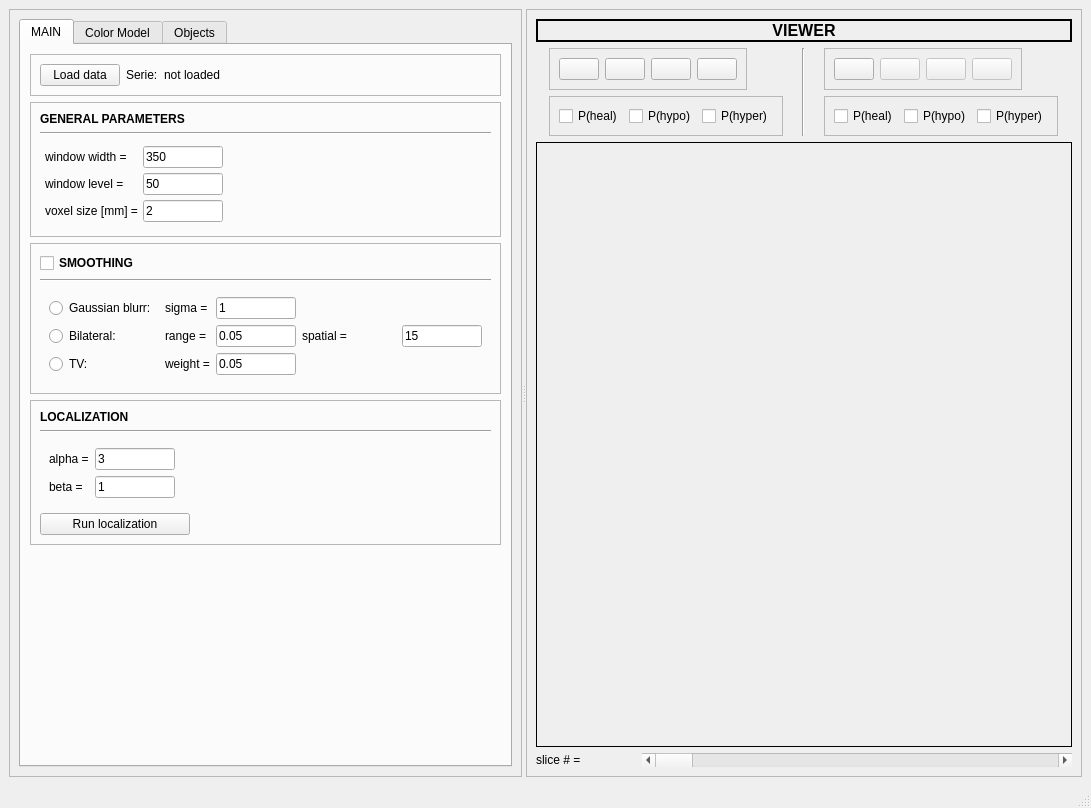
Before: the Qt Designer form lession_editor_GUI_tab.ui in mazoku/lesion_editor, drawn with Qt 5.
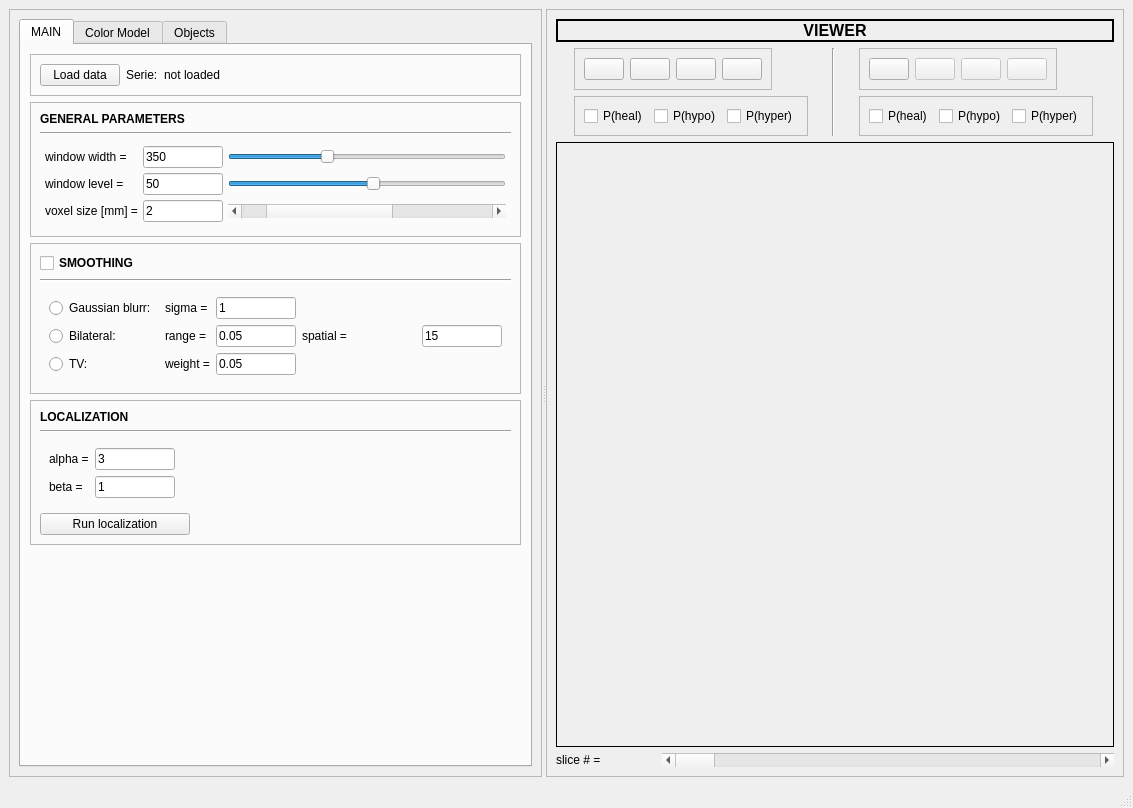
After: the same form once the commit is applied. The open tabs and pages were chosen to show the change. Icons and pictures are not drawn.

Commit message: Working on GUI and config file -> its format will be changed to json.

```diff
--- a/lession_editor_GUI_tab.ui
+++ b/lession_editor_GUI_tab.ui
@@ -6,7 +6,7 @@
    <rect>
     <x>0</x>
     <y>0</y>
-    <width>1091</width>
+    <width>1133</width>
     <height>808</height>
    </rect>
   </property>
@@ -181,7 +181,7 @@
                <item>
                 <widget class="QFrame" name="frame_22">
                  <property name="sizePolicy">
-                  <sizepolicy hsizetype="Fixed" vsizetype="Preferred">
+                  <sizepolicy hsizetype="Minimum" vsizetype="Preferred">
                    <horstretch>0</horstretch>
                    <verstretch>0</verstretch>
                   </sizepolicy>
@@ -295,6 +295,54 @@
                     </property>
                    </widget>
                   </item>
+                  <item row="0" column="2">
+                   <widget class="QSlider" name="win_wdth_SL">
+                    <property name="maximum">
+                     <number>1000</number>
+                    </property>
+                    <property name="value">
+                     <number>350</number>
+                    </property>
+                    <property name="orientation">
+                     <enum>Qt::Horizontal</enum>
+                    </property>
+                   </widget>
+                  </item>
+                  <item row="1" column="2">
+                   <widget class="QSlider" name="win_lvl_SL">
+                    <property name="sizePolicy">
+                     <sizepolicy hsizetype="Minimum" vsizetype="Fixed">
+                      <horstretch>0</horstretch>
+                      <verstretch>0</verstretch>
+                     </sizepolicy>
+                    </property>
+                    <property name="minimum">
+                     <number>-1000</number>
+                    </property>
+                    <property name="maximum">
+                     <number>1000</number>
+                    </property>
+                    <property name="value">
+                     <number>50</number>
+                    </property>
+                    <property name="orientation">
+                     <enum>Qt::Horizontal</enum>
+                    </property>
+                   </widget>
+                  </item>
+                  <item row="2" column="2">
+                   <widget class="QScrollBar" name="voxel_size_SB">
+                    <property name="maximum">
+                     <number>10</number>
+                    </property>
+                    <property name="value">
+                     <number>2</number>
+                    </property>
+                    <property name="orientation">
+                     <enum>Qt::Horizontal</enum>
+                    </property>
+                   </widget>
+                  </item>
                  </layout>
                 </widget>
                </item>
```
Left out of the diff: 51 changed lines with no effect on the pictures. The commit also changes 4 other files.
